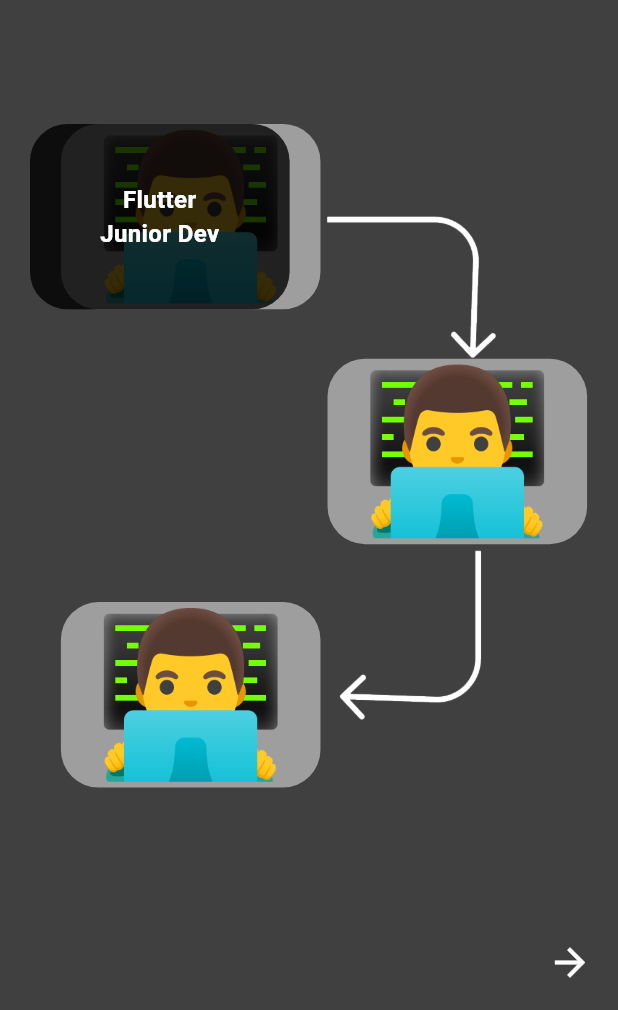
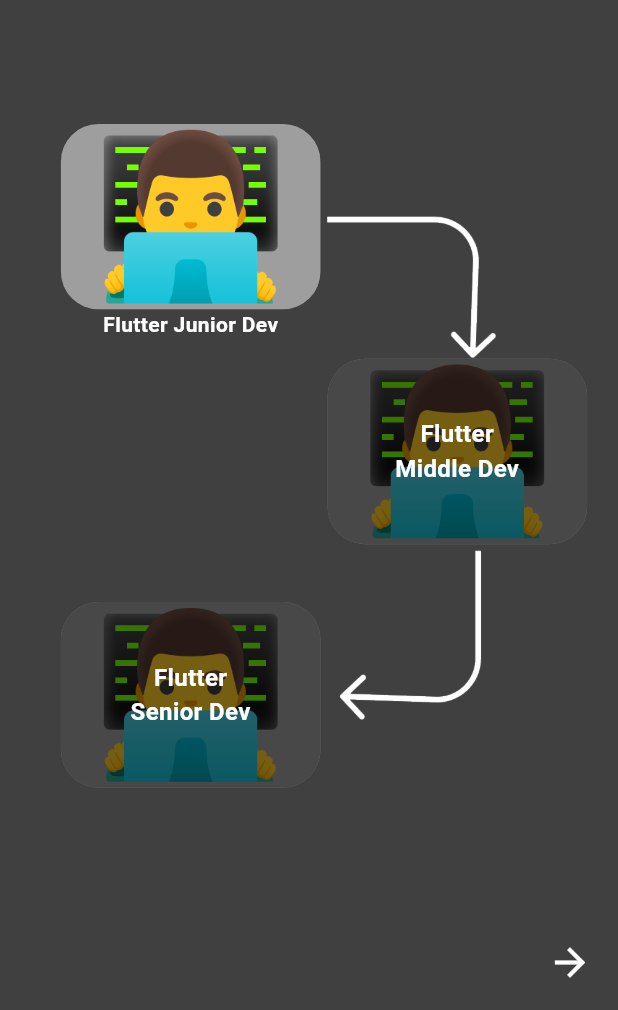
Before and after one commit to carlostic26/ruta-flutter, a Flutter app: the SelectLevelScreen screen opened directly, on a phone screen of 412 x 824 dp, the part 226-1236 px from its top. Run offline on Flutter 3.47's test engine with Material 3 defaults, Android fonts, the phone set to English and light mode, and no system bars; our stand-ins replace percent_indicator.

Commit message:
detail screen

```diff
--- a/lib/presentation/screens/tutorial/select_level_screen.dart
+++ b/lib/presentation/screens/tutorial/select_level_screen.dart
@@ -1,5 +1,4 @@
 import 'dart:math';
-
 import 'package:flutter/material.dart';
 import 'package:ruta_flutter/presentation/screens/main/home_screen.dart';
 
@@ -29,50 +28,9 @@
               child: Padding(
                 padding: const EdgeInsets.only(left: 20),
                 child: Stack(
+                  //TODO: Extraer las flechas, dar nombre a cada una e invocarlas dentreo del stack
                   children: [
-                    //primer level
-                    Positioned(
-                      left: widthScreen * 0.05,
-                      child: Container(
-                        width: widthScreen * 0.42,
-                        height: heightScreen * 0.15,
-                        decoration: BoxDecoration(
-                          color: Colors.grey,
-                          borderRadius: BorderRadius.circular(25),
-                          image: const DecorationImage(
-                            image: AssetImage(
-                                'assets/images/emoti_programador.png'),
-                            fit: BoxFit.contain,
-                          ),
-                        ),
-                      ),
-                    ),
-                    Container(
-                      width: widthScreen * 0.42,
-                      height: heightScreen * 0.15,
-                      padding: const EdgeInsets.all(10),
-                      decoration: BoxDecoration(
-                        borderRadius: BorderRadius.circular(25),
-                        //color: Colors.black54,
-                      ),
-                      child: const Positioned(
-                        bottom: 20,
-                        left: 20,
-                        right: 20,
-                        child: Center(
-                          child: Text(
-                            'Flutter\nJunior Dev',
-                            style: TextStyle(
-                              color: Colors.white,
-                              fontSize: 16,
-                              fontWeight: FontWeight.bold,
-                            ),
-                            textAlign: TextAlign.center,
-                          ),
-                        ),
-                      ),
-                    ),
-
+                    //flecha 1
                     Positioned(
                       left: widthScreen * 0.42,
                       top: heightScreen * 0.05,
@@ -91,6 +49,38 @@
                         ),
                       ),
                     ),
+
+                    //primer level
+                    Positioned(
+                      left: widthScreen * 0.05,
+                      child: Column(
+                        children: [
+                          Container(
+                            width: widthScreen * 0.42,
+                            height: heightScreen * 0.15,
+                            decoration: BoxDecoration(
+                              color: Colors.grey,
+                              borderRadius: BorderRadius.circular(25),
+                              image: const DecorationImage(
+                                image: AssetImage(
+                                    'assets/images/emoti_programador.png'),
+                                fit: BoxFit.contain,
+                              ),
+                            ),
+                          ),
+                          const Text(
+                            'Flutter Junior Dev',
+                            style: TextStyle(
+                              color: Colors.white,
+                              fontSize: 14,
+                              fontWeight: FontWeight.bold,
+                            ),
+                            textAlign: TextAlign.center,
+                          ),
+                        ],
+                      ),
+                    ),
+
                     //segundo level
                     Positioned(
                       right: widthScreen * 0.05,
@@ -110,7 +100,10 @@
                       ),
                     ),
 
-                    Container(
+                    Positioned(
+                      right: widthScreen * 0.05,
+                      top: heightScreen * 0.19,
+                      child: Container(
                         width: widthScreen * 0.42,
                         height: heightScreen * 0.15,
                         padding: const EdgeInsets.all(10),
@@ -118,13 +111,9 @@
                           borderRadius: BorderRadius.circular(25),
                           color: Colors.black54,
                         ),
-                      child: const Positioned(
-                        bottom: 20,
-                        left: 20,
-                        right: 20,
-                        child: Center(
+                        child: const Center(
                           child: Text(
-                            'Flutter\nJunior Dev',
+                            'Flutter\nMiddle Dev',
                             style: TextStyle(
                               color: Colors.white,
                               fontSize: 16,
@@ -136,6 +125,7 @@
                       ),
                     ),
 
+//flecha 2
                     Positioned(
                       left: widthScreen * 0.42,
                       top: heightScreen * 0.345,
@@ -174,7 +164,10 @@
                       ),
                     ),
 
-                    Container(
+                    Positioned(
+                      left: widthScreen * 0.05,
+                      bottom: heightScreen * 0.18,
+                      child: Container(
                         width: widthScreen * 0.42,
                         height: heightScreen * 0.15,
                         padding: const EdgeInsets.all(10),
@@ -182,13 +175,9 @@
                           borderRadius: BorderRadius.circular(25),
                           color: Colors.black54,
                         ),
-                      child: const Positioned(
-                        bottom: 20,
-                        left: 20,
-                        right: 20,
-                        child: Center(
+                        child: const Center(
                           child: Text(
-                            'Flutter\nJunior Dev',
+                            'Flutter\nSenior Dev',
                             style: TextStyle(
                               color: Colors.white,
                               fontSize: 16,
--- a/lib/presentation/screens/tutorial/welcome_screen.dart
+++ b/lib/presentation/screens/tutorial/welcome_screen.dart
@@ -27,11 +27,10 @@
           ),
           Padding(
             padding: const EdgeInsets.only(bottom: 20),
-            child: Image.asset(
+            child: Image.asset('assets/images/logo.jpg',
                 height: heightScreen * 0.2,
                 width: widthScreen * 0.35,
-                fit: BoxFit.fill,
-                'assets/images/logo.jpg'),
+                fit: BoxFit.fill),
           ),
           const Padding(
             padding: EdgeInsets.fromLTRB(25, 0, 25, 0),
```
Also changed, not shown: lib/presentation/screens/modules/choose_subtopic_screen.dart (added, +65 -0 lines), lib/presentation/screens/modules/choose_topic_screen.dart (added, +33 -0 lines), lib/presentation/screens/modules/detail_topic_screen.dart (added, +96 -0 lines), lib/presentation/screens/modules/module_screen.dart (deleted, +0 -61 lines), lib/presentation/screens/modules/widgets/item_list_choose_widget.dart (added, +40 -0 lines), lib/presentation/widgets/path_learning_widget.dart (+10 -8 lines). Lines whose indentation alone changed are shown as unchanged.
